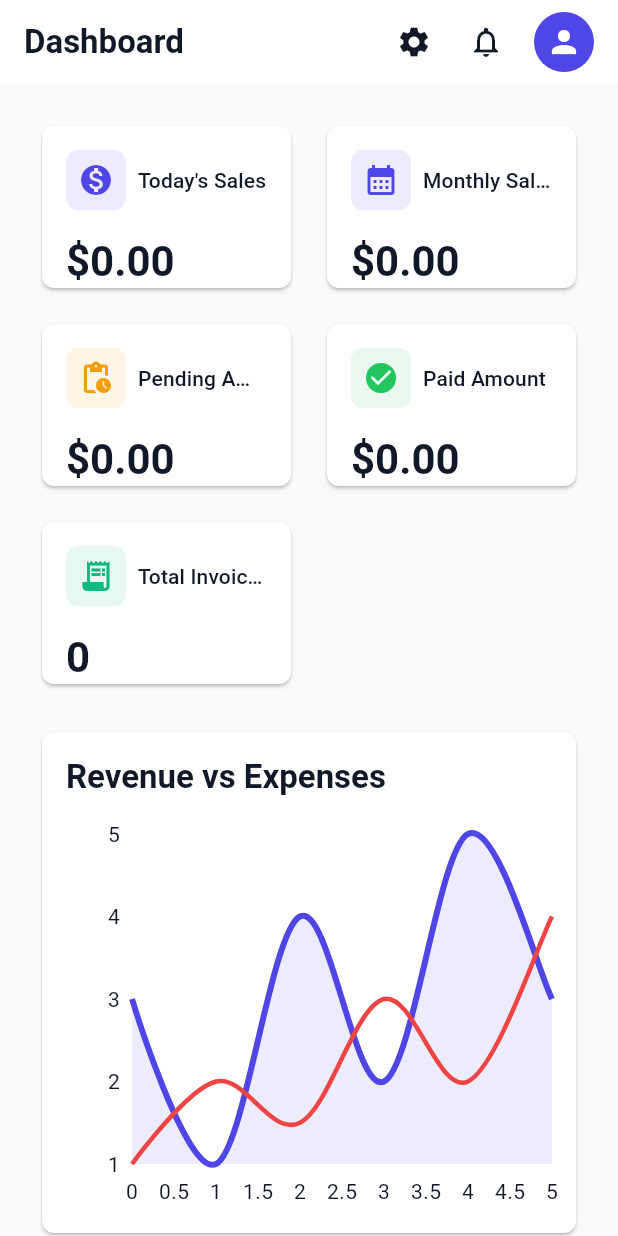
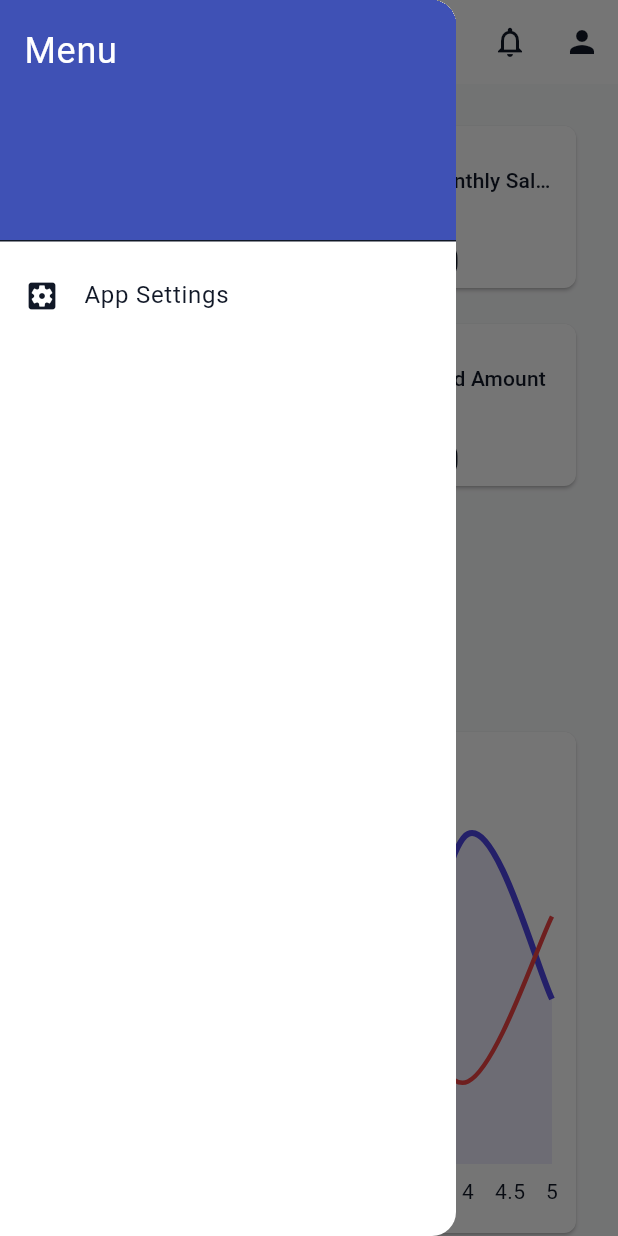
Before and after one commit to thanseer02/invoice_generator, a Flutter app: the screen it shows once a user with an empty profile is signed in, with the side drawer open (before the commit the screen has no drawer), on a phone screen of 412 x 824 dp. Run offline on Flutter 3.47's test engine with Material 3 defaults, Android fonts, the phone set to English and light mode, and no system bars; drawn by our look-alikes of fl_chart, flutter_animate; our stand-ins replace file_picker, firebase_auth, go_router, image_picker, pdf, printing and 2 more; missing offline and left inert: excel; accounts and stored records are empty.

Commit message:
feat: implement app settings screen with theme management, database backup/restore, and PIN lock functionality

```diff
--- a/lib/core/router/app_router.dart
+++ b/lib/core/router/app_router.dart
@@ -14,6 +14,8 @@ import '../../presentation/reports/reports_dashboard_screen.dart';
 import '../../presentation/expenses/expenses_list_screen.dart';
 import '../../presentation/expenses/expense_form_screen.dart';
 import '../../presentation/settings/company_profile_screen.dart';
+import '../../presentation/settings/app_settings_screen.dart';
+import '../../presentation/settings/lock_screen.dart';
 import '../../domain/models/expense.dart';
 import '../providers/auth_provider.dart';
 
@@ -71,6 +73,14 @@ GoRouter createRouter(AuthProvider authProvider) {
         builder: (context, state) => const CompanyProfileScreen(),
       ),
       GoRoute(
+        path: '/app-settings',
+        builder: (context, state) => const AppSettingsScreen(),
+      ),
+      GoRoute(
+        path: '/lock',
+        builder: (context, state) => const LockScreen(),
+      ),
+      GoRoute(
         path: '/expenses',
         builder: (context, state) => const ExpensesListScreen(),
         routes: [
--- a/lib/main.dart
+++ b/lib/main.dart
@@ -63,12 +63,16 @@ class _InvoiceAppState extends State<InvoiceApp> {
 
   @override
   Widget build(BuildContext context) {
-    return MaterialApp.router(
-      title: 'Invoice Generator',
-      theme: AppTheme.lightTheme,
-      darkTheme: AppTheme.darkTheme,
-      themeMode: ThemeMode.system,
-      routerConfig: _router,
+    return Consumer<SettingsViewModel>(
+      builder: (context, settingsVm, child) {
+        return MaterialApp.router(
+          title: 'Invoice Generator',
+          themeMode: settingsVm.themeMode,
+          theme: AppTheme.lightTheme,
+          darkTheme: AppTheme.darkTheme,
+          routerConfig: _router,
+        );
+      }
     );
   }
 }
--- a/lib/presentation/home_screen.dart
+++ b/lib/presentation/home_screen.dart
@@ -35,10 +35,30 @@ class HomeScreen extends StatelessWidget {
               icon: const Icon(Icons.notifications_none),
               onPressed: () {},
             ),
-            const SizedBox(width: AppSpacing.sm),
-            const CircleAvatar(child: Icon(Icons.person)),
-            const SizedBox(width: AppSpacing.md),
+            IconButton(
+              icon: const Icon(Icons.person),
+              onPressed: () {},
+            ),
           ],
+        ),
+        drawer: Drawer(
+          child: ListView(
+            padding: EdgeInsets.zero,
+            children: [
+              const DrawerHeader(
+                decoration: BoxDecoration(color: Colors.indigo),
+                child: Text('Menu', style: TextStyle(color: Colors.white, fontSize: 24)),
+              ),
+              ListTile(
+                leading: const Icon(Icons.settings_applications),
+                title: const Text('App Settings'),
+                onTap: () {
+                  Navigator.pop(context); // close drawer
+                  context.push('/app-settings');
+                },
+              ),
+            ],
+          ),
         ),
         body: Consumer<DashboardViewModel>(
           builder: (context, viewModel, child) {
--- a/lib/presentation/settings/settings_viewmodel.dart
+++ b/lib/presentation/settings/settings_viewmodel.dart
@@ -28,6 +28,12 @@ class SettingsViewModel extends ChangeNotifier {
       _settings['companyPhone'] ??= '';
       _settings['defaultCurrency'] ??= '\$';
       _settings['invoicePrefix'] ??= 'INV-';
+
+      _settings['themeMode'] ??= 'system';
+      _settings['appLanguage'] ??= 'en';
+      _settings['requirePin'] ??= 'false';
+      _settings['useBiometric'] ??= 'false';
+      _settings['appPin'] ??= '';
     } catch (e) {
       debugPrint('Error loading settings: $e');
     }
@@ -62,4 +68,18 @@ class SettingsViewModel extends ChangeNotifier {
   String get upiId => _settings['upiId'] ?? '';
   String get logoPath => _settings['logoPath'] ?? '';
   String get upiQrPath => _settings['upiQrPath'] ?? '';
+
+  // App Settings
+  ThemeMode get themeMode {
+    switch (_settings['themeMode']) {
+      case 'light': return ThemeMode.light;
+      case 'dark': return ThemeMode.dark;
+      default: return ThemeMode.system;
+    }
+  }
+
+  String get appLanguage => _settings['appLanguage'] ?? 'en';
+  bool get requirePin => _settings['requirePin'] == 'true';
+  bool get useBiometric => _settings['useBiometric'] == 'true';
+  String get appPin => _settings['appPin'] ?? '';
 }
```
Also changed, not shown: lib/presentation/settings/app_settings_screen.dart (added, +159 -0 lines), lib/presentation/settings/lock_screen.dart (added, +145 -0 lines), lib/services/backup/backup_service.dart (added, +53 -0 lines).
